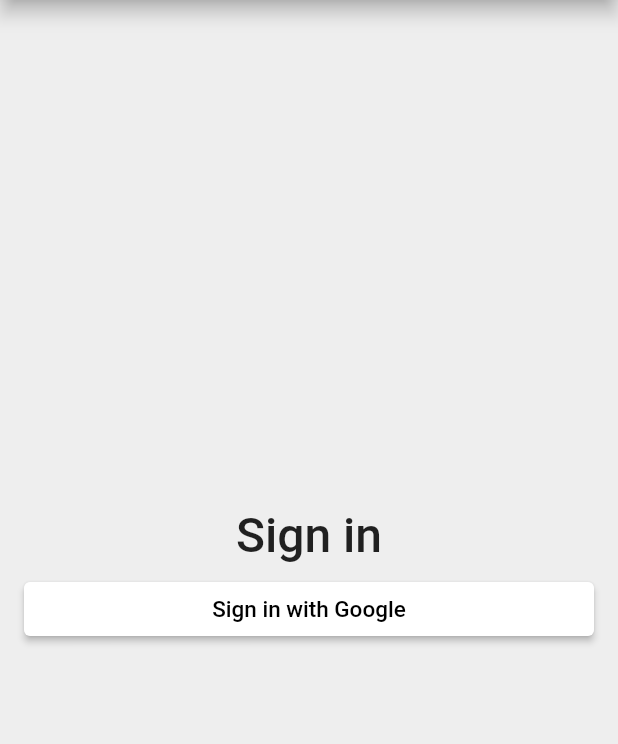
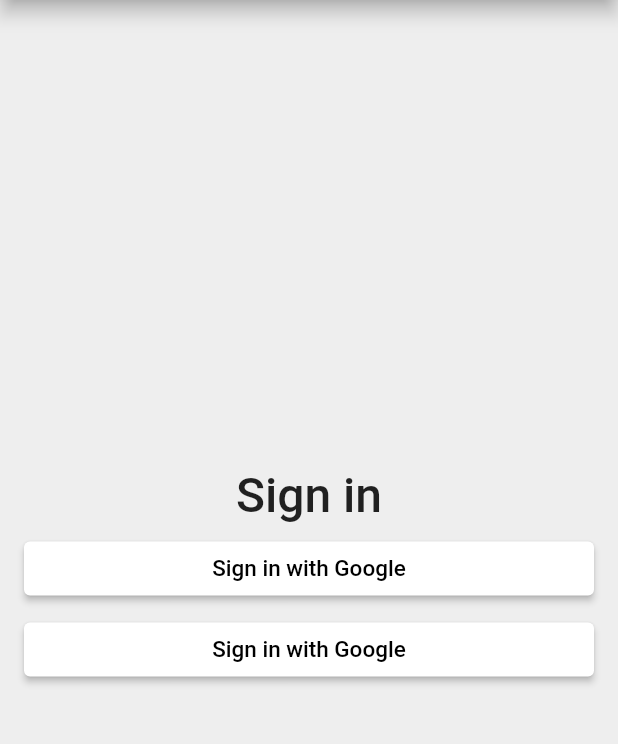
Before and after one commit to COAB1/tracking_time, a Flutter app: the screen it shows after launch, on a phone screen of 412 x 824 dp, the part 84-828 px from its top. Run offline on Flutter 3.47's test engine with Material 2 defaults, Android fonts, the phone set to English and light mode, and no system bars.

Commit message:
Create reusable button

```diff
--- a/lib/app/sign_in/sign_in_page.dart
+++ b/lib/app/sign_in/sign_in_page.dart
@@ -1,4 +1,5 @@
 import 'package:flutter/material.dart';
+import 'package:tracking_time/shared_widgets/default_elevated_button.dart';
 
 class SignInPage extends StatelessWidget {
   @override
@@ -30,25 +31,11 @@ class SignInPage extends StatelessWidget {
           SizedBox(
             height: 6.0,
           ),
-          ElevatedButton(
-            //before was used RaisedButton
-            child: Text(
-              'Sign in with Google',
-              style: TextStyle(
-                color: Colors.black,
-                fontSize: 15.0,
-              ),
-            ),
-            style: ElevatedButton.styleFrom(
-              primary: Colors.white,
-              shape: RoundedRectangleBorder(
-                borderRadius: BorderRadius.all(
-                  Radius.circular(4.0),
-                ),
-              ),
-            ),
-            onPressed: () {},
+          DefaultElevatedButton(),
+          SizedBox(
+            height: 6.0,
           ),
+          DefaultElevatedButton(),
         ],
       ),
     );
--- /dev/null
+++ b/lib/shared_widgets/default_elevated_button.dart
@@ -0,0 +1,26 @@
+import 'package:flutter/material.dart';
+
+class DefaultElevatedButton extends StatelessWidget {
+  @override
+  Widget build(BuildContext context) {
+    return ElevatedButton(
+      //before was used RaisedButton
+      child: Text(
+        'Sign in with Google',
+        style: TextStyle(
+          color: Colors.black,
+          fontSize: 15.0,
+        ),
+      ),
+      style: ElevatedButton.styleFrom(
+        primary: Colors.white,
+        shape: RoundedRectangleBorder(
+          borderRadius: BorderRadius.all(
+            Radius.circular(4.0),
+          ),
+        ),
+      ),
+      onPressed: () {},
+    );
+  }
+}
```
